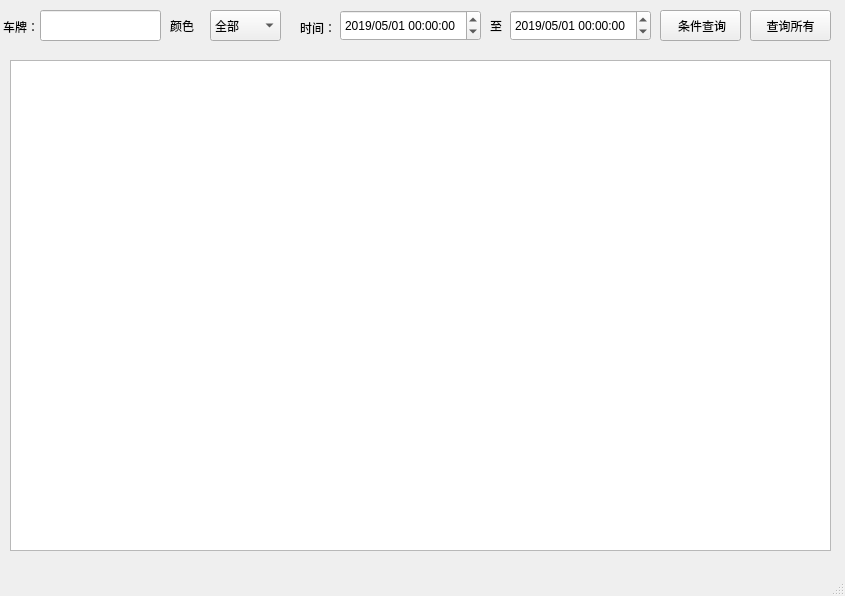
Old version of the form search.ui in the repository onceonmydoor/OpenCV_VLPR.
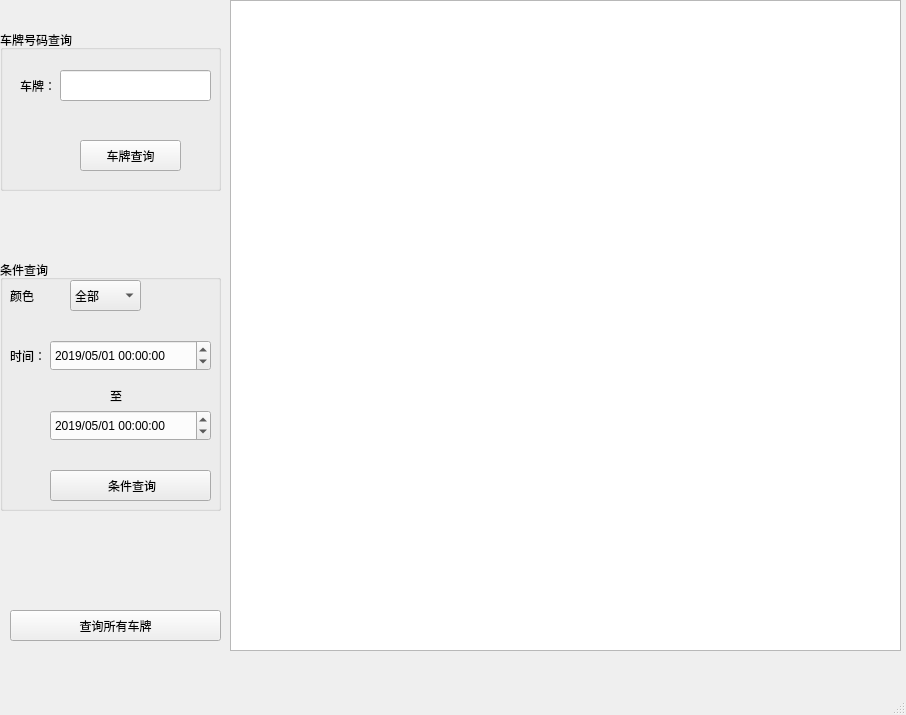
New version of the form.

```diff
--- a/search.ui
+++ b/search.ui
@@ -6,8 +6,8 @@
    <rect>
     <x>0</x>
     <y>0</y>
-    <width>845</width>
-    <height>596</height>
+    <width>906</width>
+    <height>715</height>
    </rect>
   </property>
   <property name="windowTitle">
@@ -17,29 +17,19 @@
    <widget class="QTableView" name="tableView">
     <property name="geometry">
      <rect>
-      <x>10</x>
-      <y>60</y>
-      <width>821</width>
-      <height>491</height>
-     </rect>
-    </property>
-   </widget>
-   <widget class="QLineEdit" name="lineEdit_2">
-    <property name="geometry">
-     <rect>
-      <x>40</x>
-      <y>10</y>
-      <width>121</width>
-      <height>31</height>
+      <x>230</x>
+      <y>0</y>
+      <width>671</width>
+      <height>651</height>
      </rect>
     </property>
    </widget>
    <widget class="QDateTimeEdit" name="dateTimeEdit">
     <property name="geometry">
      <rect>
-      <x>340</x>
-      <y>10</y>
-      <width>141</width>
+      <x>50</x>
+      <y>340</y>
+      <width>161</width>
       <height>31</height>
      </rect>
     </property>
@@ -60,9 +50,9 @@
    <widget class="QDateTimeEdit" name="dateTimeEdit_2">
     <property name="geometry">
      <rect>
-      <x>510</x>
-      <y>10</y>
-      <width>141</width>
+      <x>50</x>
+      <y>410</y>
+      <width>161</width>
       <height>31</height>
      </rect>
     </property>
@@ -83,9 +73,9 @@
    <widget class="QPushButton" name="search">
     <property name="geometry">
      <rect>
-      <x>660</x>
-      <y>10</y>
-      <width>81</width>
+      <x>50</x>
+      <y>470</y>
+      <width>161</width>
       <height>31</height>
      </rect>
     </property>
@@ -93,24 +83,11 @@
      <string> 条件查询</string>
     </property>
    </widget>
-   <widget class="QLabel" name="label">
-    <property name="geometry">
-     <rect>
-      <x>3</x>
-      <y>11</y>
-      <width>41</width>
-      <height>31</height>
-     </rect>
-    </property>
-    <property name="text">
-     <string>车牌：</string>
-    </property>
-   </widget>
    <widget class="QLabel" name="label_2">
     <property name="geometry">
      <rect>
-      <x>490</x>
-      <y>10</y>
+      <x>110</x>
+      <y>380</y>
       <width>21</width>
       <height>31</height>
      </rect>
@@ -122,8 +99,8 @@
    <widget class="QComboBox" name="comboBox">
     <property name="geometry">
      <rect>
-      <x>210</x>
-      <y>10</y>
+      <x>70</x>
+      <y>280</y>
       <width>71</width>
       <height>31</height>
      </rect>
@@ -152,10 +129,10 @@
    <widget class="QLabel" name="label_3">
     <property name="geometry">
      <rect>
-      <x>300</x>
-      <y>20</y>
-      <width>31</width>
-      <height>16</height>
+      <x>10</x>
+      <y>340</y>
+      <width>41</width>
+      <height>31</height>
      </rect>
     </property>
     <property name="text">
@@ -165,8 +142,8 @@
    <widget class="QLabel" name="label_4">
     <property name="geometry">
      <rect>
-      <x>170</x>
-      <y>10</y>
+      <x>10</x>
+      <y>280</y>
       <width>41</width>
       <height>31</height>
      </rect>
@@ -178,14 +155,76 @@
    <widget class="QPushButton" name="all">
     <property name="geometry">
      <rect>
-      <x>750</x>
-      <y>10</y>
-      <width>81</width>
+      <x>10</x>
+      <y>610</y>
+      <width>211</width>
       <height>31</height>
      </rect>
     </property>
     <property name="text">
-     <string>查询所有</string>
+     <string>查询所有车牌</string>
+    </property>
+   </widget>
+   <widget class="QGroupBox" name="groupBox">
+    <property name="geometry">
+     <rect>
+      <x>0</x>
+      <y>30</y>
+      <width>221</width>
+      <height>161</height>
+     </rect>
+    </property>
+    <property name="title">
+     <string>车牌号码查询</string>
+    </property>
+    <widget class="QLineEdit" name="lineEdit_2">
+     <property name="geometry">
+      <rect>
+       <x>60</x>
+       <y>40</y>
+       <width>151</width>
+       <height>31</height>
+      </rect>
+     </property>
+    </widget>
+    <widget class="QLabel" name="label">
+     <property name="geometry">
+      <rect>
+       <x>20</x>
+       <y>40</y>
+       <width>41</width>
+       <height>31</height>
+      </rect>
+     </property>
+     <property name="text">
+      <string>车牌：</string>
+     </property>
+    </widget>
+    <widget class="QPushButton" name="pushButton">
+     <property name="geometry">
+      <rect>
+       <x>80</x>
+       <y>110</y>
+       <width>101</width>
+       <height>31</height>
+      </rect>
+     </property>
+     <property name="text">
+      <string>车牌查询</string>
+     </property>
+    </widget>
+   </widget>
+   <widget class="QGroupBox" name="groupBox_2">
+    <property name="geometry">
+     <rect>
+      <x>0</x>
+      <y>260</y>
+      <width>221</width>
+      <height>251</height>
+     </rect>
+    </property>
+    <property name="title">
+     <string>条件查询</string>
     </property>
    </widget>
   </widget>
```
Left out of the diff: 27 changed lines with no effect on the pictures.
